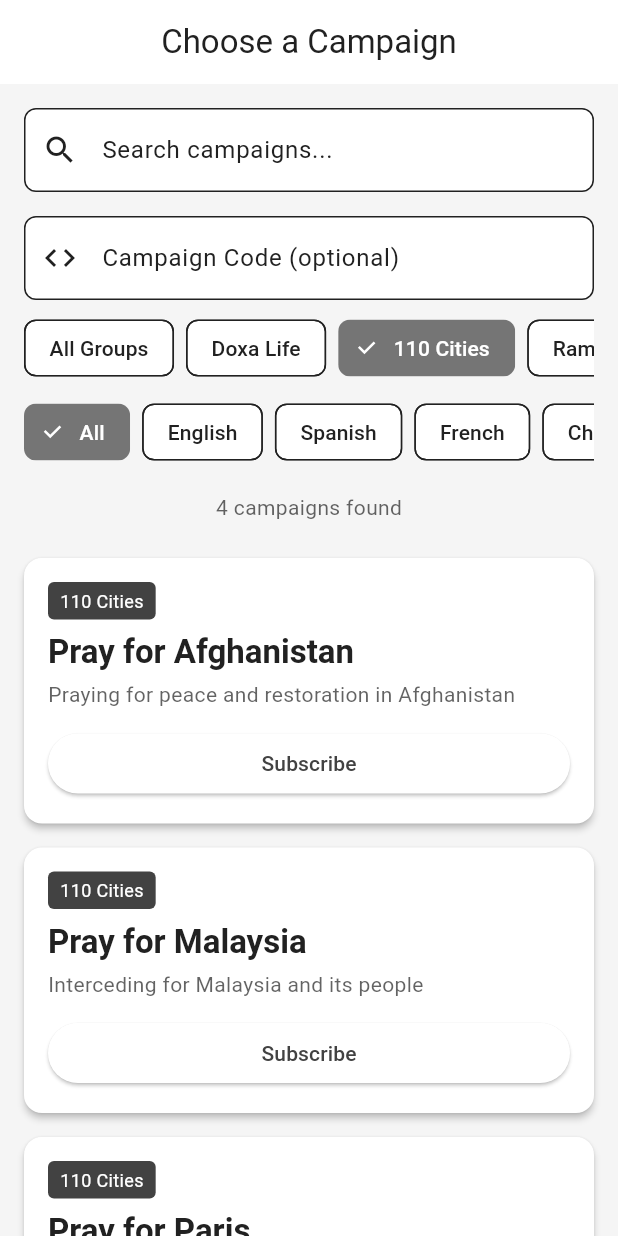
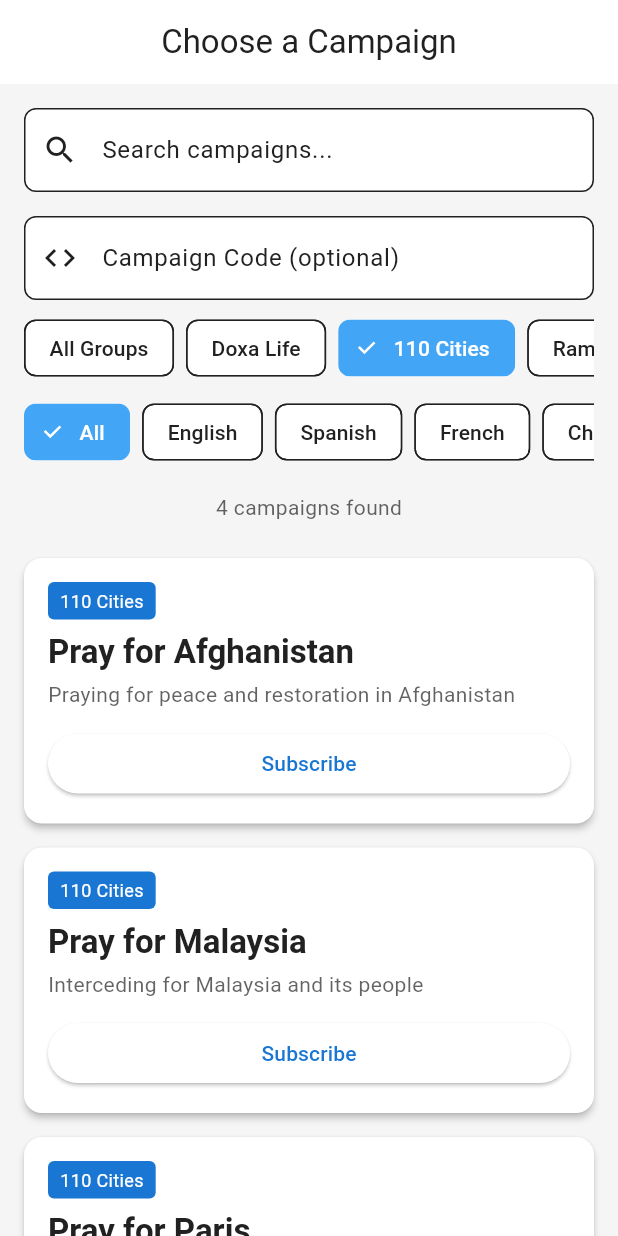
Before and after one commit to Pray4Movement/mobile-app, a Flutter app: the screen it shows after launch, after a tap on "Doxa Life", after a tap on "110 Cities", on a phone screen of 412 x 824 dp. Run offline on Flutter 3.47's test engine with Material 3 defaults, Android fonts, the light colour scheme and no system bars; our stand-ins replace flutter_local_notifications, share_plus, shared_preferences, timezone.

Commit message:
feat: add structure and scripts for building prototype doxa vs general app

```diff
--- /dev/null
+++ b/flutter_app/lib/branding/general/theme.dart
@@ -0,0 +1,45 @@
+import 'package:flutter/material.dart';
+
+class AppTheme {
+  static const Color primaryColor = Color(0xFF1976D2);
+  static const Color secondaryColor = Color(0xFF42A5F5);
+  static const Color backgroundColor = Color(0xFFF5F5F5);
+  static const Color surfaceColor = Colors.white;
+  static const Color errorColor = Color(0xFFD32F2F);
+
+  static ThemeData get lightTheme {
+    return ThemeData(
+      useMaterial3: true,
+      colorScheme: const ColorScheme.light(
+        primary: Color(0xFF1976D2),
+        onPrimary: Colors.white,
+        secondary: Color(0xFF42A5F5),
+        onSecondary: Colors.white,
+        error: Color(0xFFD32F2F),
+        onError: Colors.white,
+        surface: Colors.white,
+        onSurface: Color(0xFF212121),
+        background: Color(0xFFF5F5F5),
+        onBackground: Color(0xFF212121),
+      ),
+      scaffoldBackgroundColor: backgroundColor,
+      appBarTheme: const AppBarTheme(
+        elevation: 0,
+        centerTitle: true,
+      ),
+      cardTheme: CardThemeData(
+        elevation: 2,
+        shape: RoundedRectangleBorder(
+          borderRadius: BorderRadius.circular(12),
+        ),
+      ),
+      inputDecorationTheme: InputDecorationTheme(
+        border: OutlineInputBorder(
+          borderRadius: BorderRadius.circular(8),
+        ),
+        filled: true,
+        fillColor: surfaceColor,
+      ),
+    );
+  }
+}
--- /dev/null
+++ b/flutter_app/lib/config/app_config.dart
@@ -0,0 +1,30 @@
+import 'package:flutter/material.dart';
+
+abstract class AppConfig {
+  static AppConfig? _current;
+
+  static AppConfig get current {
+    if (_current == null) {
+      throw Exception('AppConfig not initialized. Call AppConfig.initialize() first.');
+    }
+    return _current!;
+  }
+
+  static void initialize(AppConfig config) {
+    _current = config;
+  }
+
+  // App variant identifier
+  String get appVariant;
+
+  // App metadata
+  String get appName;
+  String get androidApplicationId;
+  String get iosBundleId;
+
+  // Campaign filtering
+  String? get campaignGroupFilter;
+
+  // Branding theme
+  ThemeData get brandingTheme;
+}
--- /dev/null
+++ b/flutter_app/lib/config/config_loader.dart
@@ -0,0 +1,16 @@
+import 'app_config.dart';
+import 'doxa_config.dart';
+import 'general_config.dart';
+
+class ConfigLoader {
+  static AppConfig load() {
+    const variant = String.fromEnvironment('APP_VARIANT', defaultValue: 'general');
+    switch (variant) {
+      case 'doxa':
+        return DoxaConfig();
+      case 'general':
+      default:
+        return GeneralConfig();
+    }
+  }
+}
--- a/flutter_app/lib/main.dart
+++ b/flutter_app/lib/main.dart
@@ -1,6 +1,8 @@
 import 'package:flutter/material.dart';
 import 'package:provider/provider.dart';
 import 'theme.dart';
+import 'config/config_loader.dart';
+import 'config/app_config.dart';
 import 'services/state_service.dart';
 import 'services/notification_service.dart';
 import 'services/data_service.dart';
@@ -13,6 +15,10 @@ import 'utils/date_utils.dart';
 
 void main() async {
   WidgetsFlutterBinding.ensureInitialized();
+
+  // Initialize app configuration
+  final config = ConfigLoader.load();
+  AppConfig.initialize(config);
 
   // Initialize notification service
   await NotificationService().initialize();
@@ -149,7 +155,7 @@ class _MyAppState extends State<MyApp> with WidgetsBindingObserver {
       create: (_) => AppState()..loadState(),
       child: MaterialApp(
         navigatorKey: navigatorKey,
-        title: 'Prayer App',
+        title: AppConfig.current.appName,
         theme: AppTheme.lightTheme,
         debugShowCheckedModeBanner: false,
         home: const InitialRoute(),
--- a/flutter_app/lib/screens/campaign_chooser_screen.dart
+++ b/flutter_app/lib/screens/campaign_chooser_screen.dart
@@ -30,7 +30,7 @@ class _CampaignChooserScreenState extends State<CampaignChooserScreen> {
   }
 
   List<Campaign> _getFilteredCampaigns() {
-    var campaigns = DataService.getAllCampaigns();
+    var campaigns = DataService.getAvailableCampaigns();
 
     // Filter by search query
     if (_searchQuery.isNotEmpty) {
@@ -103,7 +103,7 @@ class _CampaignChooserScreenState extends State<CampaignChooserScreen> {
     final appState = Provider.of<AppState>(context);
     final filteredCampaigns = _getFilteredCampaigns();
     final groupedCampaigns = _getGroupedCampaigns(filteredCampaigns);
-    final groups = DataService.getAllGroups();
+    final groups = DataService.getAvailableGroups();
     final languageCodes = getAllLanguageCodes();
 
     return Scaffold(
--- a/flutter_app/lib/services/data_service.dart
+++ b/flutter_app/lib/services/data_service.dart
@@ -4,6 +4,7 @@ import '../models/group.dart';
 import '../data/campaigns_data.dart' as campaigns_data;
 import '../data/fuel_data.dart' as fuel_data;
 import '../data/groups_data.dart' as groups_data;
+import '../config/app_config.dart';
 
 class DataService {
   // Campaign methods
@@ -21,6 +22,13 @@ class DataService {
 
   static List<Campaign> getAllCampaigns() {
     return campaigns_data.campaigns;
+  }
+
+  static List<Campaign> getAvailableCampaigns() {
+    final allCampaigns = campaigns_data.campaigns;
+    final filter = AppConfig.current.campaignGroupFilter;
+    if (filter == null) return allCampaigns;
+    return allCampaigns.where((c) => c.groupId == filter).toList();
   }
 
   // Fuel methods
@@ -48,4 +56,12 @@ class DataService {
   static List<Group> getAllGroups() {
     return groups_data.getAllGroups();
   }
+
+  static List<Group> getAvailableGroups() {
+    final availableCampaigns = getAvailableCampaigns();
+    final campaignGroupIds = availableCampaigns.map((c) => c.groupId).toSet();
+    return groups_data.getAllGroups()
+        .where((g) => campaignGroupIds.contains(g.id))
+        .toList();
+  }
 }
--- a/flutter_app/lib/theme.dart
+++ b/flutter_app/lib/theme.dart
@@ -1,45 +1,8 @@
 import 'package:flutter/material.dart';
+import 'config/app_config.dart';
 
 class AppTheme {
-  static const Color primaryColor = Color(0xFF424242);
-  static const Color secondaryColor = Color(0xFF757575);
-  static const Color backgroundColor = Color(0xFFF5F5F5);
-  static const Color surfaceColor = Colors.white;
-  static const Color errorColor = Color(0xFF212121);
-
   static ThemeData get lightTheme {
-    return ThemeData(
-      useMaterial3: true,
-      colorScheme: const ColorScheme.light(
-        primary: Color(0xFF424242),
-        onPrimary: Colors.white,
-        secondary: Color(0xFF757575),
-        onSecondary: Colors.white,
-        error: Color(0xFF212121),
-        onError: Colors.white,
-        surface: Colors.white,
-        onSurface: Color(0xFF212121),
-        background: Color(0xFFF5F5F5),
-        onBackground: Color(0xFF212121),
-      ),
-      scaffoldBackgroundColor: backgroundColor,
-      appBarTheme: const AppBarTheme(
-        elevation: 0,
-        centerTitle: true,
-      ),
-      cardTheme: CardThemeData(
-        elevation: 2,
-        shape: RoundedRectangleBorder(
-          borderRadius: BorderRadius.circular(12),
-        ),
-      ),
-      inputDecorationTheme: InputDecorationTheme(
-        border: OutlineInputBorder(
-          borderRadius: BorderRadius.circular(8),
-        ),
-        filled: true,
-        fillColor: surfaceColor,
-      ),
-    );
+    return AppConfig.current.brandingTheme;
   }
 }
```
Also changed, not shown: flutter_app/branding/doxa/theme.dart (added, +38 -0 lines), flutter_app/branding/general/theme.dart (added, +38 -0 lines), flutter_app/lib/branding/doxa/theme.dart (added, +45 -0 lines), flutter_app/lib/config/doxa_config.dart (added, +23 -0 lines), flutter_app/lib/config/general_config.dart (added, +23 -0 lines), flutter_app/pubspec.yaml (+4 -4 lines), 54 other files.
